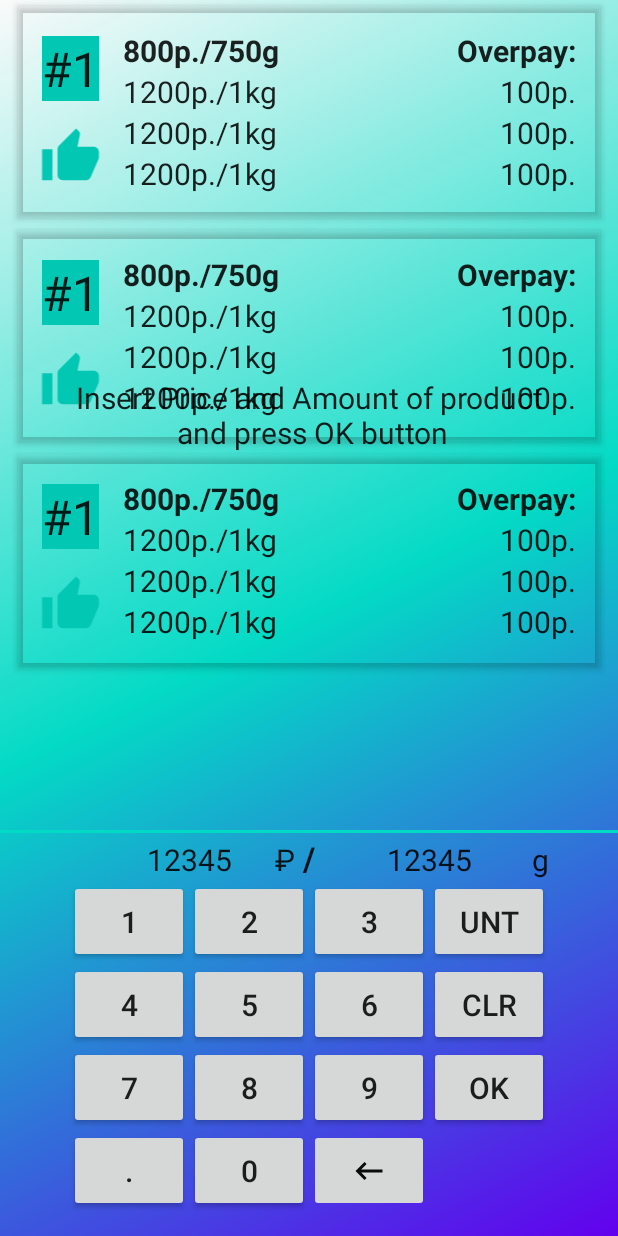
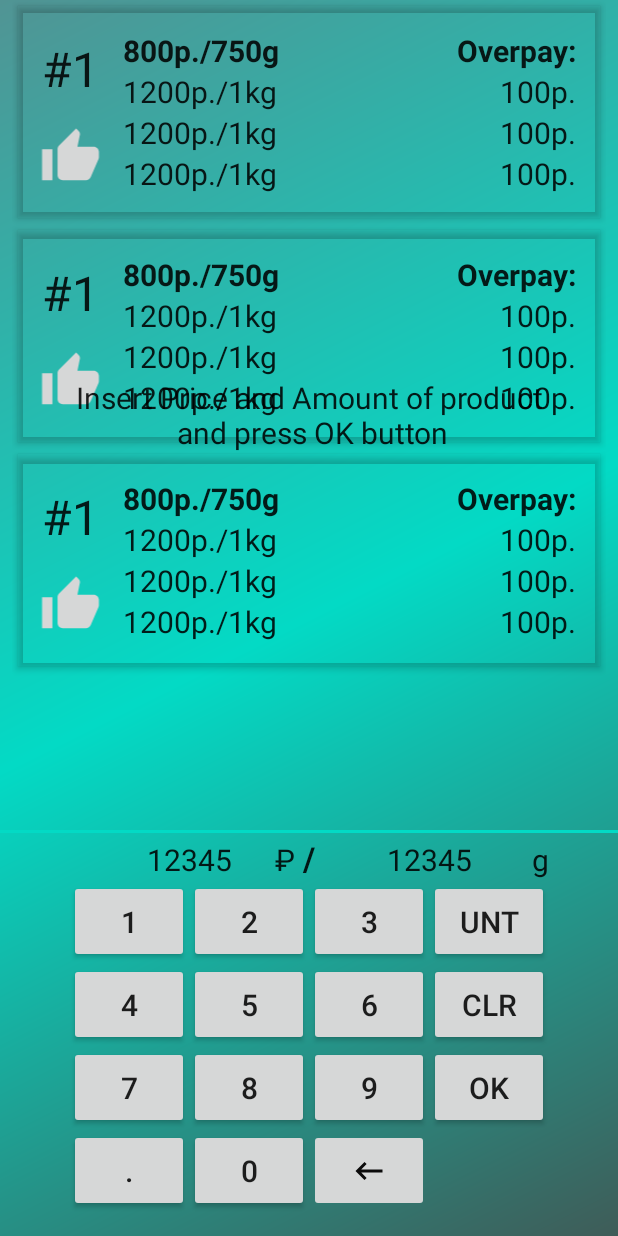
Before and after one commit to quant323/shopping_helper, an Android app: the layout activity_main.xml on its own in the app's theme, with its tools: preview values and no code run, on a phone screen of 412 x 824 dp. Run offline under Robolectric (Android 15) with nearby library versions, the phone set to English and light mode, and no system bars.

Commit message:
Experiments with UI. Start

```diff
--- a/app/src/main/res/drawable/ic_thumb_down.xml
+++ b/app/src/main/res/drawable/ic_thumb_down.xml
@@ -1,4 +1,4 @@
-<vector android:height="24dp" android:tint="@color/colorImages"
+<vector android:height="24dp" android:tint="?attr/colorButtonNormal"
     android:viewportHeight="24" android:viewportWidth="24"
     android:width="24dp" xmlns:android="http://schemas.android.com/apk/res/android">
     <path android:fillColor="@android:color/white" android:pathData="M15,3L6,3c-0.83,0 -1.54,0.5 -1.84,1.22l-3.02,7.05c-0.09,0.23 -0.14,0.47 -0.14,0.73v2c0,1.1 0.9,2 2,2h6.31l-0.95,4.57 -0.03,0.32c0,0.41 0.17,0.79 0.44,1.06L9.83,23l6.59,-6.59c0.36,-0.36 0.58,-0.86 0.58,-1.41L17,5c0,-1.1 -0.9,-2 -2,-2zM19,3v12h4L23,3h-4z"/>
--- a/app/src/main/res/drawable/ic_thumb_up.xml
+++ b/app/src/main/res/drawable/ic_thumb_up.xml
@@ -1,4 +1,4 @@
-<vector android:height="24dp" android:tint="@color/colorImages"
+<vector android:height="24dp" android:tint="?attr/colorButtonNormal"
     android:viewportHeight="24" android:viewportWidth="24"
     android:width="24dp" xmlns:android="http://schemas.android.com/apk/res/android">
     <path android:fillColor="@android:color/white" android:pathData="M1,21h4L5,9L1,9v12zM23,10c0,-1.1 -0.9,-2 -2,-2h-6.31l0.95,-4.57 0.03,-0.32c0,-0.41 -0.17,-0.79 -0.44,-1.06L14.17,1 7.59,7.59C7.22,7.95 7,8.45 7,9v10c0,1.1 0.9,2 2,2h9c0.83,0 1.54,-0.5 1.84,-1.22l3.02,-7.05c0.09,-0.23 0.14,-0.47 0.14,-0.73v-2z"/>
--- a/app/src/main/res/drawable/keyboard_background.xml
+++ b/app/src/main/res/drawable/keyboard_background.xml
@@ -3,6 +3,7 @@
     <gradient
         android:angle="135"
         android:centerColor="@color/colorAccent"
-        android:startColor="@color/colorPrimary"
+        android:startColor="@color/colorAccentDark"
+        android:endColor="@color/colorAccentLight"
         android:type="linear" />
 </shape>
--- a/app/src/main/res/layout/product_item.xml
+++ b/app/src/main/res/layout/product_item.xml
@@ -20,7 +20,7 @@
             style="@style/text_style"
             android:layout_marginStart="16dp"
             android:layout_marginTop="4dp"
-            android:background="@color/colorImages"
+
             android:textSize="@dimen/large_text_size"
             app:layout_constraintStart_toStartOf="parent"
             app:layout_constraintTop_toTopOf="@+id/item_cur_price"
--- a/app/src/main/res/values/colors.xml
+++ b/app/src/main/res/values/colors.xml
@@ -3,7 +3,9 @@
     <color name="colorPrimary">#6200EE</color>
     <color name="colorPrimaryDark">#3700B3</color>
     <color name="colorAccent">#03DAC5</color>
+    <color name="colorAccentDark">#3F5C58</color>
+    <color name="colorAccentLight">#519494</color>
 
     <color name="colorMainBackground">#07FBF3</color>
-    <color name="colorImages">#02C7B3</color>
+    <color name="colorImages">#F0F0F0</color>
 </resources>
```
